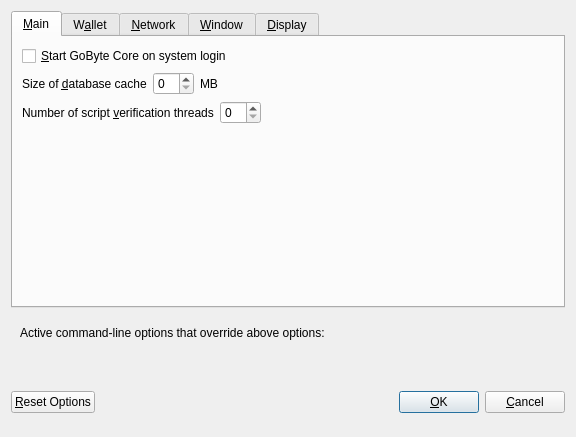
First picture: the form in src/qt/forms/optionsdialog.ui, repository gobytecoin/gobyte, before the edit.
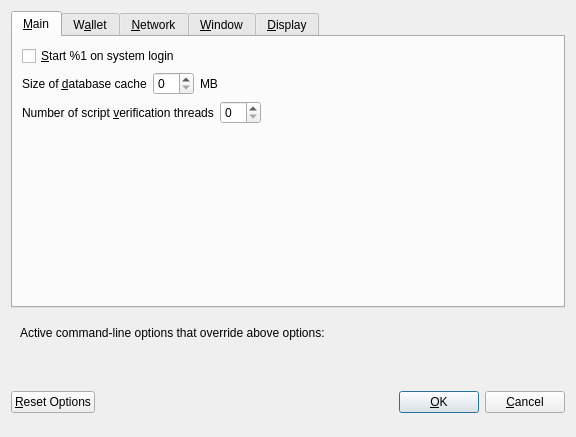
Second picture: the form after the edit. Custom widgets are drawn as their Qt base class.

```diff
--- a/src/qt/forms/optionsdialog.ui
+++ b/src/qt/forms/optionsdialog.ui
@@ -33,7 +33,7 @@
           <string>Automatically start GoByte Core after logging in to the system.</string>
          </property>
          <property name="text">
-          <string>&amp;Start GoByte Core on system login</string>
+          <string>&amp;Start %1 on system login</string>
          </property>
         </widget>
        </item>
```
Left out of the diff: 8 changed lines with no effect on the pictures.
